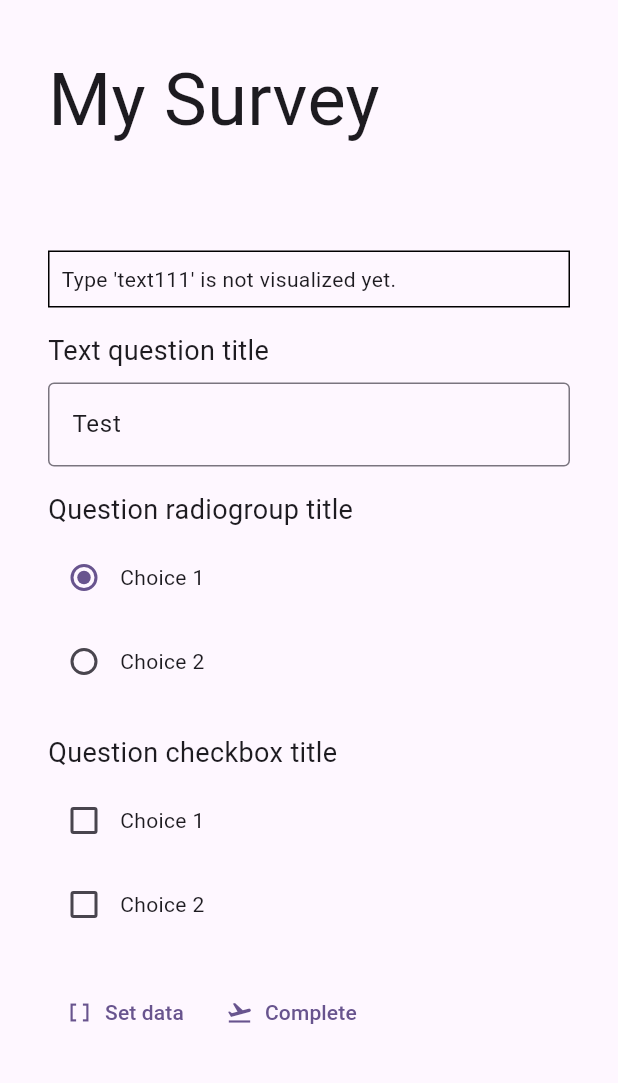
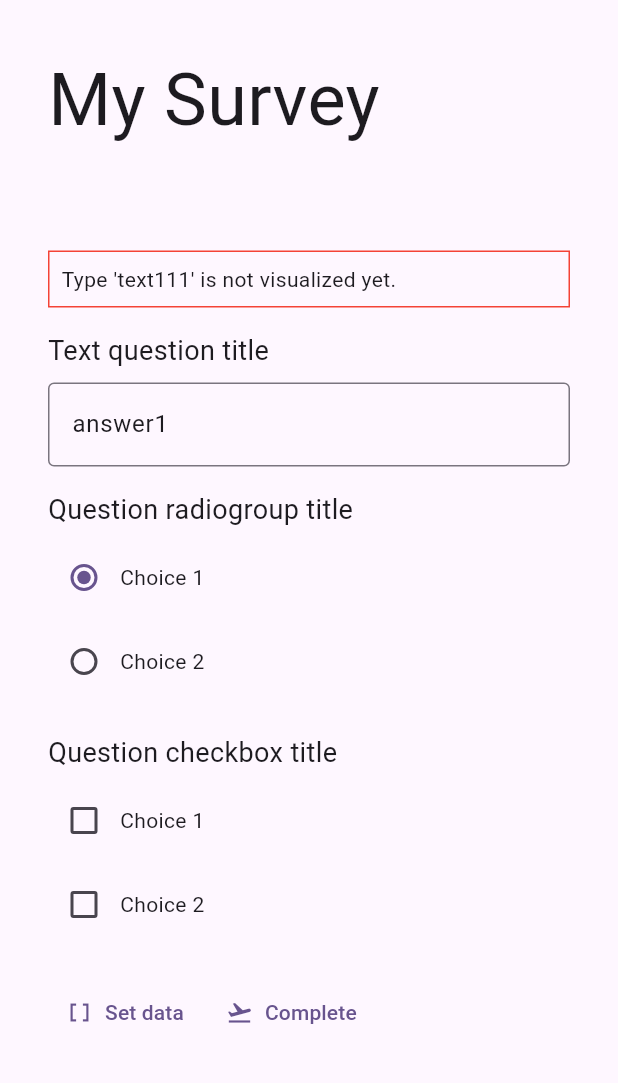
Before and after one commit to tsv2013/surveyjs-flutter-example, a Flutter app: the screen it shows after launch, after a tap on "Set data", on a phone screen of 412 x 824 dp, the part 84-1167 px from its top. Run offline on Flutter 3.47's test engine with Material 3 defaults, Android fonts, the phone set to English and light mode, and no system bars.

Commit message:
Implemented survey setData and panel widget

```diff
--- /dev/null
+++ b/lib/src/panel.dart
@@ -0,0 +1,5 @@
+import 'survey_element.dart';
+
+abstract class IPanel {
+  List<SurveyElement> getElements();
+}
--- a/lib/src/survey.dart
+++ b/lib/src/survey.dart
@@ -1,8 +1,9 @@
 import 'metadata.dart';
+import 'panel.dart';
 import 'questions/question.dart';
 import 'survey_element.dart';
 
-class Survey extends SurveyElement {
+class Survey extends SurveyElement implements IPanel {
   static final description = {
     "type": "survey",
     'parent': 'element',
@@ -46,4 +47,17 @@ class Survey extends SurveyElement {
     }
     return data;
   }
+
+  void setData(Map<String, dynamic> data) {
+    for (var element in elements) {
+      if (element is Question && data.containsKey(element.name)) {
+        element.value = data[element.name];
+      }
+    }
+  }
+
+  @override
+  List<SurveyElement> getElements() {
+    return elements;
+  }
 }
--- /dev/null
+++ b/lib/src/widgets/panel.dart
@@ -0,0 +1,29 @@
+import 'package:flutter/material.dart';
+import '../panel.dart';
+import '../survey_element.dart';
+import '../widget_factory.dart';
+
+class PanelWidget extends StatelessWidget {
+  final IPanel panel;
+  const PanelWidget(this.panel, {super.key});
+
+  @override
+  Widget build(BuildContext context) {
+    return Column(
+        children: panel.getElements().map<Widget>((SurveyElement element) {
+      return Padding(
+          padding: const EdgeInsets.fromLTRB(0, 0, 0, 16.0),
+          child: Column(children: [
+            Padding(
+                padding: const EdgeInsets.fromLTRB(0, 0, 0, 8.0),
+                child: Row(children: [
+                  Text(
+                    element.title ?? '',
+                    style: const TextStyle(fontSize: 18),
+                  )
+                ])),
+            WidgetFactory.create(element.renderAs, [element])
+          ]));
+    }).toList());
+  }
+}
--- a/lib/src/widgets/skeleton.dart
+++ b/lib/src/widgets/skeleton.dart
@@ -8,7 +8,7 @@ class SkeletonWidget extends StatelessWidget {
   @override
   Widget build(BuildContext context) {
     return Container(
-        decoration: BoxDecoration(border: Border.all()),
+        decoration: BoxDecoration(border: Border.all(color: Colors.red)),
         child: SizedBox(
             child: Padding(
                 padding: const EdgeInsets.all(8.0),
--- a/lib/src/widgets/survey.dart
+++ b/lib/src/widgets/survey.dart
@@ -1,8 +1,6 @@
 import 'package:flutter/material.dart';
-import '../questions/question.dart';
+import './panel.dart';
 import '../survey.dart';
-import '../survey_element.dart';
-import '../widget_factory.dart';
 
 class SurveyWidget extends StatelessWidget {
   final Survey survey;
@@ -10,21 +8,6 @@ class SurveyWidget extends StatelessWidget {
 
   @override
   Widget build(BuildContext context) {
-    var elements = survey.elements.map<Widget>((SurveyElement element) {
-      return Padding(
-          padding: const EdgeInsets.fromLTRB(0, 0, 0, 16.0),
-          child: Column(children: [
-            Padding(
-                padding: const EdgeInsets.fromLTRB(0, 0, 0, 8.0),
-                child: Row(children: [
-                  Text(
-                    element.title ?? '',
-                    style: const TextStyle(fontSize: 18),
-                  )
-                ])),
-            WidgetFactory.create(element.renderAs, [element])
-          ]));
-    }).toList();
     List<Widget> content = [];
     if (survey.title != null) {
       content.add(Padding(
@@ -36,13 +19,15 @@ class SurveyWidget extends StatelessWidget {
             )
           ])));
     }
-    content.addAll(elements);
+    content.add(PanelWidget(survey));
     content.add(Row(
       children: [
         TextButton.icon(
           onPressed: () {
-            (survey.elements[1] as Question).value = "Test";
-            (survey.elements[2] as Question).value = "item1";
+            survey.setData({
+              "question2": "answer1",
+              "question3": "item1",
+            });
           },
           icon: const Icon(Icons.data_array),
           label: const Text('Set data'),
```
Also changed, not shown: 2 other files.
